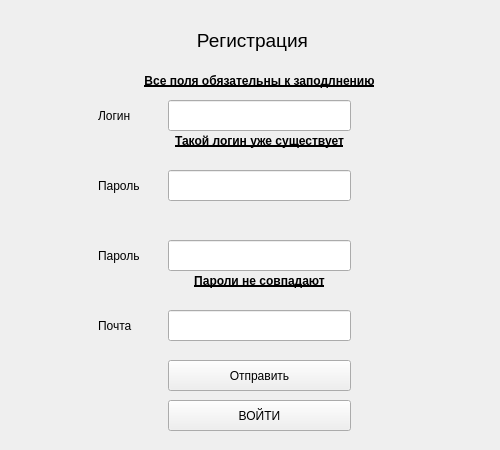
Before: the Qt Designer form qt_ui/registr.ui in koalmsk/flowerProject, drawn with Qt 5.
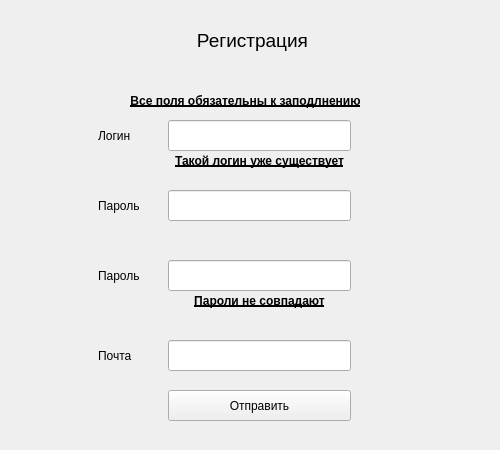
After: the same form once the commit is applied.

Commit message: flower_registr_window

What changed in the file:
```diff
--- a/qt_ui/registr.ui
+++ b/qt_ui/registr.ui
@@ -38,7 +38,7 @@
    <property name="geometry">
     <rect>
      <x>168</x>
-     <y>170</y>
+     <y>190</y>
      <width>183</width>
      <height>31</height>
     </rect>
@@ -48,7 +48,7 @@
    <property name="geometry">
     <rect>
      <x>98</x>
-     <y>170</y>
+     <y>190</y>
      <width>71</width>
      <height>31</height>
     </rect>
@@ -61,7 +61,7 @@
    <property name="geometry">
     <rect>
      <x>168</x>
-     <y>360</y>
+     <y>390</y>
      <width>183</width>
      <height>31</height>
     </rect>
@@ -74,7 +74,7 @@
    <property name="geometry">
     <rect>
      <x>168</x>
-     <y>100</y>
+     <y>120</y>
      <width>183</width>
      <height>31</height>
     </rect>
@@ -84,7 +84,7 @@
    <property name="geometry">
     <rect>
      <x>98</x>
-     <y>100</y>
+     <y>120</y>
      <width>71</width>
      <height>31</height>
     </rect>
@@ -97,7 +97,7 @@
    <property name="geometry">
     <rect>
      <x>98</x>
-     <y>240</y>
+     <y>260</y>
      <width>71</width>
      <height>31</height>
     </rect>
@@ -110,7 +110,7 @@
    <property name="geometry">
     <rect>
      <x>168</x>
-     <y>240</y>
+     <y>260</y>
      <width>183</width>
      <height>31</height>
     </rect>
@@ -120,7 +120,7 @@
    <property name="geometry">
     <rect>
      <x>168</x>
-     <y>310</y>
+     <y>340</y>
      <width>183</width>
      <height>31</height>
     </rect>
@@ -130,7 +130,7 @@
    <property name="geometry">
     <rect>
      <x>98</x>
-     <y>310</y>
+     <y>340</y>
      <width>71</width>
      <height>31</height>
     </rect>
@@ -146,7 +146,7 @@
    <property name="geometry">
     <rect>
      <x>168</x>
-     <y>130</y>
+     <y>150</y>
      <width>183</width>
      <height>21</height>
     </rect>
@@ -172,7 +172,7 @@
    <property name="geometry">
     <rect>
      <x>168</x>
-     <y>270</y>
+     <y>290</y>
      <width>183</width>
      <height>21</height>
     </rect>
@@ -224,8 +224,8 @@
    </property>
    <property name="geometry">
     <rect>
-     <x>70</x>
-     <y>70</y>
+     <x>56</x>
+     <y>90</y>
      <width>379</width>
      <height>21</height>
     </rect>
@@ -244,19 +244,6 @@
     <set>Qt::AlignCenter</set>
    </property>
   </widget>
-  <widget class="QPushButton" name="to_login_btn">
-   <property name="geometry">
-    <rect>
-     <x>168</x>
-     <y>400</y>
-     <width>183</width>
-     <height>31</height>
-    </rect>
-   </property>
-   <property name="text">
-    <string>ВОЙТИ</string>
-   </property>
-  </widget>
  </widget>
  <resources/>
  <connections/>
```
The commit also changes 11 other files.
